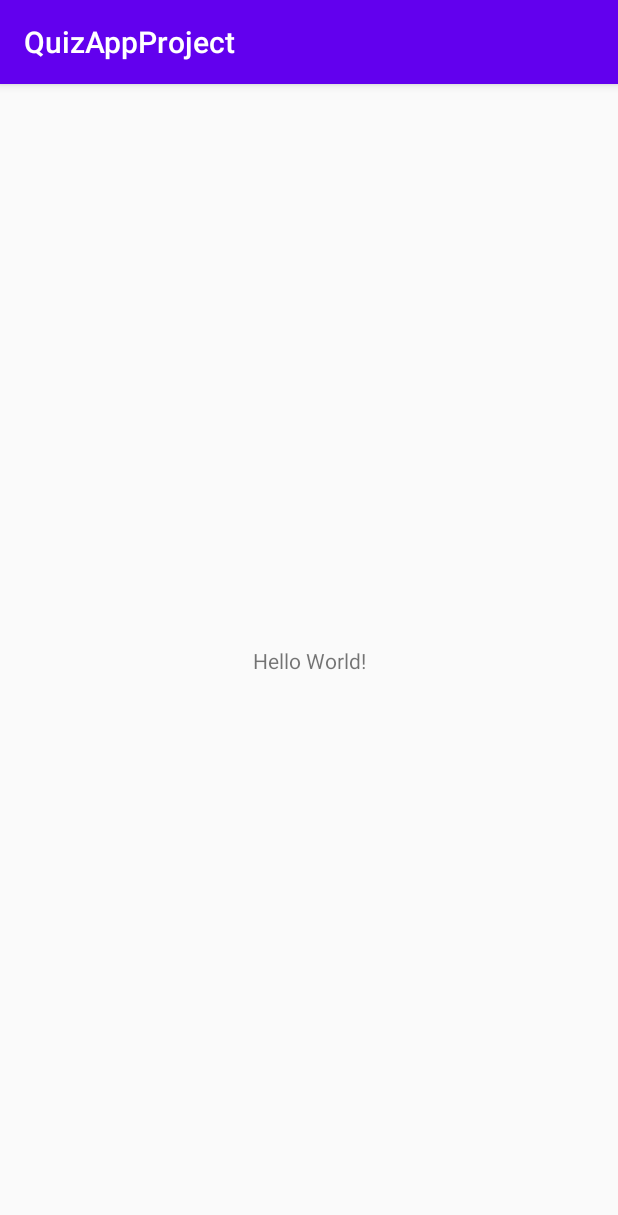
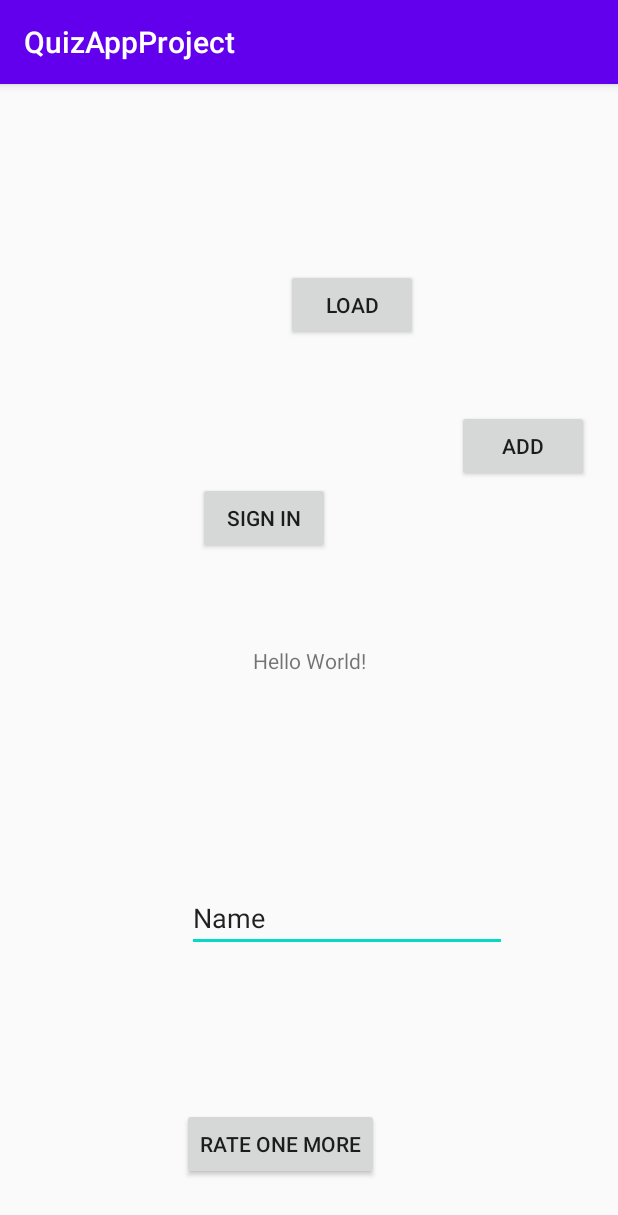
Before and after one commit to MagmaMusen/QuizApp, an Android app: the screen it shows after launch (SignInActivity), on a phone screen of 412 x 824 dp. Shown: the top 1215 px of the screen. Run offline under Robolectric (Android 15) with nearby library versions, the phone set to English and light mode, and no system bars; our stand-ins replace Firebase (no records; nobody signed in at launch, a user with empty details on screens opened directly); libraries missing offline, so code that uses them is left out: com.firebase.ui.

Commit message:
Database, Repository Quiz and Questions more stuff

```diff
--- a/app/build.gradle
+++ b/app/build.gradle
@@ -11,6 +11,8 @@ android {
         targetSdkVersion 30
         versionCode 1
         versionName "1.0"
+
+        multiDexEnabled true
 
         testInstrumentationRunner "androidx.test.runner.AndroidJUnitRunner"
     }
@@ -28,6 +30,9 @@ dependencies {
     implementation 'androidx.appcompat:appcompat:1.2.0'
     implementation 'androidx.constraintlayout:constraintlayout:2.0.4'
     implementation 'androidx.lifecycle:lifecycle-extensions:2.2.0'
+    implementation 'com.google.android.material:material:1.2.1'
+    implementation 'androidx.navigation:navigation-fragment:2.1.0'
+    implementation 'androidx.navigation:navigation-ui:2.1.0'
 
     testImplementation 'junit:junit:4.12'
     androidTestImplementation 'androidx.test.ext:junit:1.1.2'
--- a/app/src/main/java/SMAP/assignment/QuizAppProject/Database/IEntity.java
+++ b/app/src/main/java/SMAP/assignment/QuizAppProject/Database/IEntity.java
@@ -2,7 +2,9 @@ package SMAP.assignment.QuizAppProject.Database;
 
 import com.google.firebase.firestore.Exclude;
 
-public interface IEntity<TKey> {
+public interface IEntity {
     @Exclude
-    TKey getEntityKey();
+    String getEntityKey();
+    @Exclude
+    String getCollectionName();
 }
--- a/app/src/main/java/SMAP/assignment/QuizAppProject/Database/IRepository.java
+++ /dev/null
@@ -1,5 +0,0 @@
-package SMAP.assignment.QuizAppProject.Database;
-
-public interface IRepository {
-    public boolean addQuiz();
-}
--- a/app/src/main/java/SMAP/assignment/QuizAppProject/SignInActivity.java
+++ b/app/src/main/java/SMAP/assignment/QuizAppProject/SignInActivity.java
@@ -2,45 +2,102 @@ package SMAP.assignment.QuizAppProject;
 
 import androidx.annotation.Nullable;
 import androidx.appcompat.app.AppCompatActivity;
+import androidx.lifecycle.Observer;
 
 import android.content.Intent;
 import android.os.Bundle;
+import android.util.Log;
+import android.view.View;
+import android.widget.Button;
+import android.widget.EditText;
+import android.widget.Toast;
 
 import com.firebase.ui.auth.AuthUI;
 import com.google.android.gms.auth.api.Auth;
+import com.google.android.gms.tasks.Task;
+import com.google.android.material.slider.Slider;
 import com.google.firebase.auth.FirebaseAuth;
+import com.google.firebase.firestore.DocumentReference;
 
+import java.util.ArrayList;
 import java.util.Arrays;
 import java.util.List;
 
+import SMAP.assignment.QuizAppProject.Database.Quiz;
 import SMAP.assignment.QuizAppProject.Database.Repository;
+import SMAP.assignment.QuizAppProject.Database.User;
 
 public class SignInActivity extends AppCompatActivity {
-
+    Button btn_signIn, btn_add, btn_load;
+    Button btn_rate;
+    EditText edt_displayName;
     FirebaseAuth auth;
+    Repository repository;
+    Boolean newData = false;
+    String username;
+    private static final String TAG = "SignInActivity";
     public static final int REQUEST_LOGIN = 1010;
     @Override
     protected void onCreate(Bundle savedInstanceState) {
         super.onCreate(savedInstanceState);
         setContentView(R.layout.activity_main);
+        setUpUI();
+        if (auth.getCurrentUser() != null) {
+            gotoActivity(auth.getCurrentUser().getUid());
+        }
+        repository.getQuizzes().observe(this, new Observer<List<Quiz>>() {
+            @Override
+            public void onChanged(List<Quiz> quizzes) {
+                newData = true;
+            }
+        });
 
-
-        setUpUI();
     }
     private void setUpUI()
     {
+        repository = Repository.getInstance();
         if(auth == null)
         {
             auth = FirebaseAuth.getInstance();
         }
+        edt_displayName = findViewById(R.id.edt_displayName);
+        btn_add = findViewById(R.id.btn_add);
+        btn_add.setOnClickListener(new View.OnClickListener() {
+            @Override
+            public void onClick(View v) {
+                add();
             }
-    public boolean signIn() {
-        if (auth.getCurrentUser() != null) {
-            gotoActivity();
-        } else {
+        });
+        btn_load = findViewById(R.id.btn_load);
+        btn_load.setOnClickListener(new View.OnClickListener() {
+            @Override
+            public void onClick(View v) {
+                load();
+            }
+        });
+        btn_rate = findViewById(R.id.btn_rating);
+        btn_rate.setOnClickListener(new View.OnClickListener() {
+            @Override
+            public void onClick(View v) {
+                rate();
+            }
+        });
+
+        btn_signIn = findViewById(R.id.btn_signIn);
+        btn_signIn.setOnClickListener(new View.OnClickListener() {
+            @Override
+            public void onClick(View v) {
+                username = edt_displayName.getText().toString();
+                signIn();
+            }
+        });
+    }
+    private boolean signIn() {
+
         //add here if we want more login options
         List<AuthUI.IdpConfig> providers = Arrays.asList(
-                    new AuthUI.IdpConfig.EmailBuilder().build()
+                new AuthUI.IdpConfig.EmailBuilder().build(),
+                new AuthUI.IdpConfig.GoogleBuilder().build()
         );
         startActivityForResult(
                 AuthUI.getInstance()
@@ -48,10 +105,12 @@ public class SignInActivity extends AppCompatActivity {
                         .setAvailableProviders(providers)
                         .build(), REQUEST_LOGIN
         );
-        }
         return true;
     }
+    public void rate()
+    {
 
+    }
     @Override
     protected void onActivityResult(int requestCode, int resultCode, @Nullable Intent data) {
         super.onActivityResult(requestCode, resultCode, data);
@@ -60,15 +119,34 @@ public class SignInActivity extends AppCompatActivity {
             if(requestCode == REQUEST_LOGIN)
             {
                 String uid = auth.getCurrentUser().getUid();
-
-                gotoActivity();
+                repository.createUser(new User(uid, null, username));
+                gotoActivity(uid);
             }
 
         }
     }
+    private void add()
+    {
+        repository.createQuiz(new Quiz("Test quiz", auth.getCurrentUser().getUid(), false));
 
-    private void gotoActivity()
+    }
+    private void load()
     {
-        //go to some activity
+        List<Quiz> quizzes = new ArrayList<>(repository.getQuizzes().getValue());
+        if(quizzes != null)
+        {
+            for(Quiz q : quizzes)
+            {
+                if(!q.getShared())
+                {
+                    Log.d(TAG, "load: something went wrong");
                 }
             }
+        }
+    }
+    private void gotoActivity(String uid)
+    {
+        Toast.makeText(this, "signed in", Toast.LENGTH_SHORT).show();
+        repository.createUser(new User(auth.getCurrentUser().getUid(), null, edt_displayName.getText().toString()));
+    }
+}
--- a/app/src/main/res/layout/activity_main.xml
+++ b/app/src/main/res/layout/activity_main.xml
@@ -7,6 +7,7 @@
     tools:context=".SignInActivity">
 
     <TextView
+        android:id="@+id/textView"
         android:layout_width="wrap_content"
         android:layout_height="wrap_content"
         android:text="Hello World!"
@@ -15,4 +16,61 @@
         app:layout_constraintRight_toRightOf="parent"
         app:layout_constraintTop_toTopOf="parent" />
 
+    <Button
+        android:id="@+id/btn_signIn"
+        android:layout_width="wrap_content"
+        android:layout_height="wrap_content"
+        android:layout_marginEnd="24dp"
+        android:layout_marginRight="24dp"
+        android:layout_marginBottom="61dp"
+        android:text="sign in"
+        app:layout_constraintBottom_toTopOf="@+id/textView"
+        app:layout_constraintEnd_toEndOf="@+id/textView" />
+
+    <Button
+        android:id="@+id/btn_add"
+        android:layout_width="wrap_content"
+        android:layout_height="wrap_content"
+        android:layout_marginTop="217dp"
+        android:layout_marginEnd="19dp"
+        android:layout_marginRight="19dp"
+        android:text="add"
+        app:layout_constraintEnd_toEndOf="parent"
+        app:layout_constraintTop_toTopOf="parent" />
+
+    <EditText
+        android:id="@+id/edt_displayName"
+        android:layout_width="wrap_content"
+        android:layout_height="wrap_content"
+        android:layout_marginEnd="74dp"
+        android:layout_marginRight="74dp"
+        android:layout_marginBottom="189dp"
+        android:ems="10"
+        android:inputType="textPersonName"
+        android:text="Name"
+        app:layout_constraintBottom_toBottomOf="parent"
+        app:layout_constraintEnd_toEndOf="parent" />
+
+    <Button
+        android:id="@+id/btn_load"
+        android:layout_width="wrap_content"
+        android:layout_height="wrap_content"
+        android:layout_marginEnd="26dp"
+        android:layout_marginRight="26dp"
+        android:layout_marginBottom="46dp"
+        android:text="load"
+        app:layout_constraintBottom_toTopOf="@+id/btn_add"
+        app:layout_constraintEnd_toStartOf="@+id/btn_add" />
+
+    <Button
+        android:id="@+id/btn_rating"
+        android:layout_width="wrap_content"
+        android:layout_height="wrap_content"
+        android:layout_marginStart="121dp"
+        android:layout_marginLeft="121dp"
+        android:layout_marginBottom="37dp"
+        android:text="rate one more"
+        app:layout_constraintBottom_toBottomOf="parent"
+        app:layout_constraintStart_toStartOf="parent" />
+
 </androidx.constraintlayout.widget.ConstraintLayout>
```
Also changed, not shown: app/src/main/java/SMAP/assignment/QuizAppProject/Database/Question.java (+14 -7 lines), app/src/main/java/SMAP/assignment/QuizAppProject/Database/Quiz.java (+31 -7 lines), app/src/main/java/SMAP/assignment/QuizAppProject/Database/Repository.java (+127 -25 lines), app/src/main/java/SMAP/assignment/QuizAppProject/Database/User.java (added, +65 -0 lines), app/src/main/res/values/strings.xml (+9 -0 lines), app/src/main/res/values/styles.xml (+9 -0 lines). Lines whose indentation alone changed are shown as unchanged.
